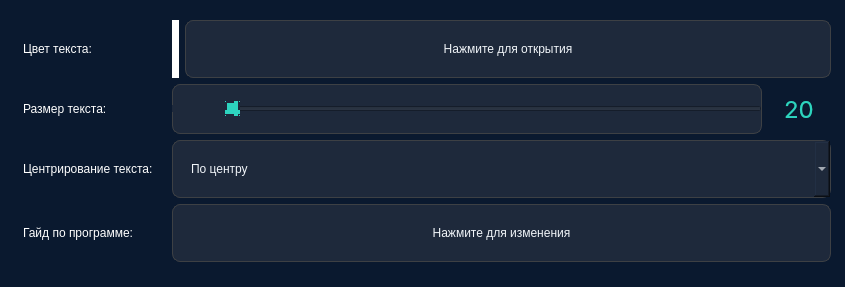
The window that UncompiledUI/Parameters.ui (CyberBro9/aobp) describes before a commit, drawn with Qt 5.
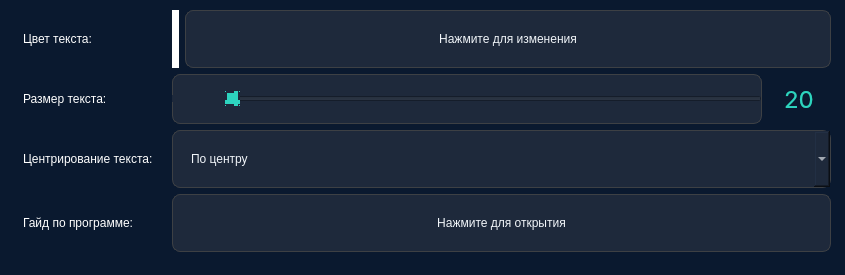
The same window after the commit.

Commit message: Update compiled main UI and parameters UI

The edit to the form file:
```diff
--- a/UncompiledUI/Parameters.ui
+++ b/UncompiledUI/Parameters.ui
@@ -7,7 +7,7 @@
     <x>0</x>
     <y>0</y>
     <width>845</width>
-    <height>287</height>
+    <height>275</height>
    </rect>
   </property>
   <property name="windowTitle">
@@ -63,7 +63,7 @@
    <property name="geometry">
     <rect>
      <x>10</x>
-     <y>20</y>
+     <y>10</y>
      <width>821</width>
      <height>261</height>
     </rect>
@@ -117,9 +117,12 @@
        </widget>
       </item>
       <item>
-       <widget class="QPushButton" name="changeColor_2">
+       <widget class="QPushButton" name="changeColor">
+        <property name="styleSheet">
+         <string notr="true"/>
+        </property>
         <property name="text">
-         <string>Нажмите для открытия</string>
+         <string>Нажмите для изменения</string>
         </property>
        </widget>
       </item>
@@ -256,12 +259,9 @@
      </widget>
     </item>
     <item row="3" column="1">
-     <widget class="QPushButton" name="changeColor">
-      <property name="styleSheet">
-       <string notr="true"/>
-      </property>
+     <widget class="QPushButton" name="changeColor_2">
       <property name="text">
-       <string>Нажмите для изменения</string>
+       <string>Нажмите для открытия</string>
       </property>
      </widget>
     </item>
```
The commit also changes 4 other files.
